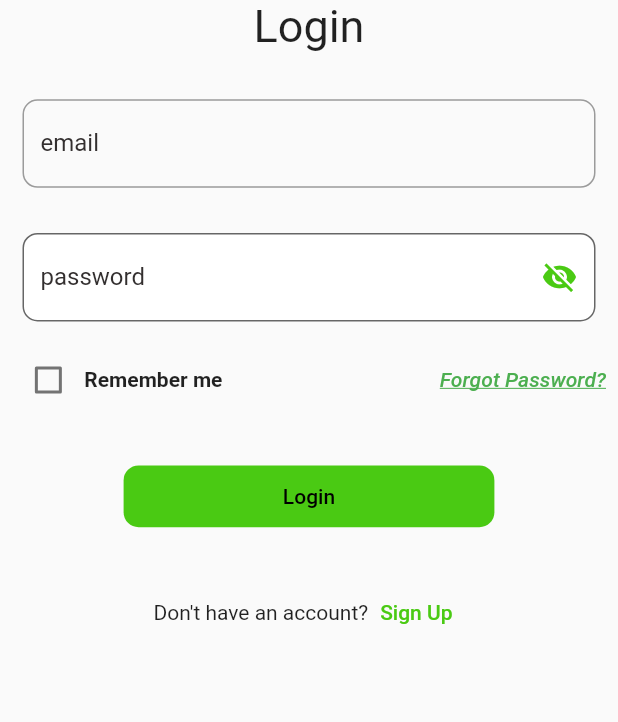
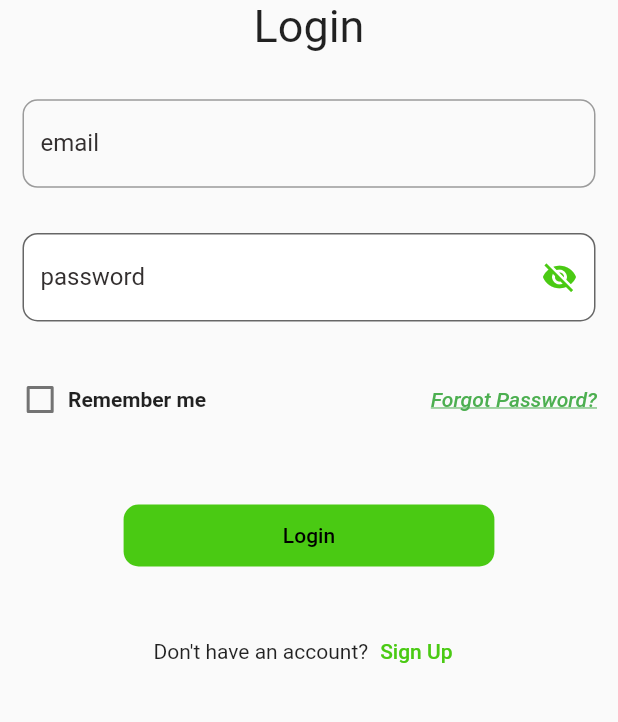
Before and after one commit to abu3athab/amal, a Flutter app: the screen it shows after launch, on a phone screen of 412 x 824 dp, the part 433-1155 px from its top. Run offline on Flutter 3.47's test engine with Material 2 defaults, Android fonts, the phone set to English and light mode, and no system bars; missing offline and left inert: dart:ffi.

```diff
--- a/lib/log in/logIn.dart
+++ b/lib/log in/logIn.dart
@@ -54,7 +54,9 @@ class LoginChild extends State<Login> {
                       margin: EdgeInsets.symmetric(
                           vertical: 0, horizontal: width * 0.02),
                       child: RememberMe()),
-                  TextButton(
+                  Container(
+                    margin: EdgeInsets.symmetric(vertical: 0, horizontal: 6),
+                    child: TextButton(
                       child: const Text(
                         "Forgot Password?",
                         style: TextStyle(
@@ -63,6 +65,7 @@ class LoginChild extends State<Login> {
                             decoration: TextDecoration.underline),
                       ),
                       onPressed: () => null,
+                    ),
                   ),
                 ],
               ),
@@ -90,7 +93,7 @@ class LoginChild extends State<Login> {
               Row(
                 mainAxisAlignment: MainAxisAlignment.center,
                 children: [
-                  Text("Don't have an account?"),
+                  const Text("Don't have an account?"),
                   TextButton(
                       onPressed: () {
                         Navigator.push(
@@ -99,7 +102,7 @@ class LoginChild extends State<Login> {
                               builder: (context) => SignUpChartiy()),
                         );
                       },
-                      child: Text(
+                      child: const Text(
                         "Sign Up",
                         style: TextStyle(color: logoColor),
                       ))
--- a/lib/log in/rememberMe.dart
+++ b/lib/log in/rememberMe.dart
@@ -12,8 +12,13 @@ class Child extends State<RememberMe> {
   bool valuefirst = false;
   @override
   Widget build(BuildContext context) {
+    double height = MediaQuery.of(context).size.height;
+    double width = MediaQuery.of(context).size.width;
     return Row(children: [
-      Checkbox(
+      SizedBox(
+        width: width * 0.09,
+        height: height * 0.09,
+        child: Checkbox(
           value: this.valuefirst,
           onChanged: (value) {
             setState(() {
@@ -29,6 +34,7 @@ class Child extends State<RememberMe> {
           overlayColor: MaterialStateProperty.all(Colors.white),
           tristate: false,
         ),
+      ),
       const Text(
         "Remember me",
         style: TextStyle(fontWeight: FontWeight.w600),
```
Also changed, not shown: lib/backUp.dart (deleted, +0 -96 lines). Lines whose indentation alone changed are shown as unchanged.
